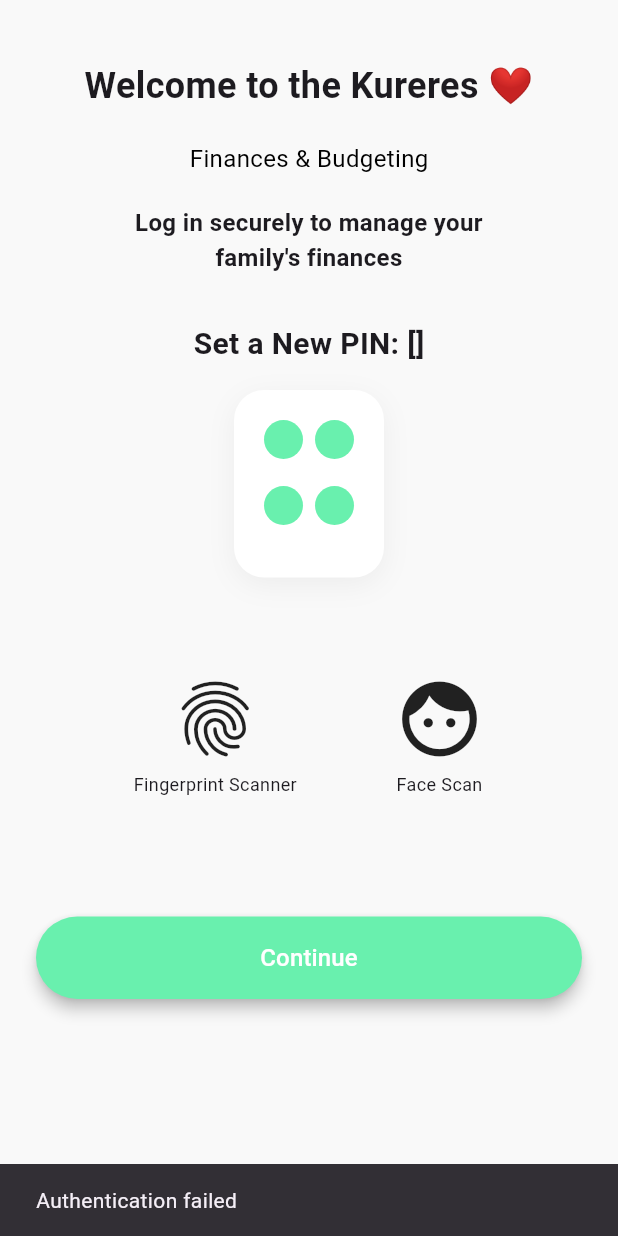
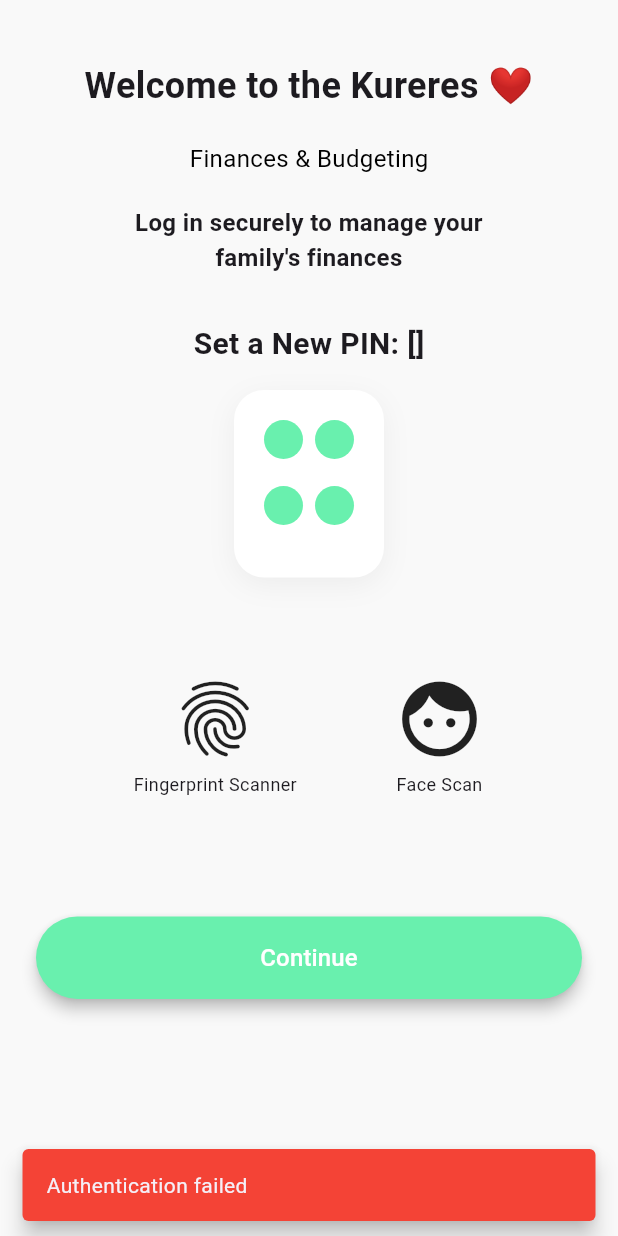
Before and after one commit to ClarenceLaria/my_pesa_mate, a Flutter app: the screen it shows after launch, after a tap on "Fingerprint Scanner", on a phone screen of 412 x 824 dp. Run offline on Flutter 3.47's test engine with Material 3 defaults, Android fonts, the phone set to English and light mode, and no system bars; our stand-ins replace fl_chart, flutter_secure_storage, local_auth; missing offline and left inert: face_camera; Roboto replaces fonts that are missing (SFPro).

Commit message:
Fingerprint modal updates

```diff
--- a/lib/components/fingerprint_modal.dart
+++ b/lib/components/fingerprint_modal.dart
@@ -12,85 +12,38 @@ class FingerprintModal extends StatefulWidget {
 class _FingerprintModalState extends State<FingerprintModal> {
   final LocalAuthService _localAuthService = LocalAuthService();
 
-  void _showBiometricPrompt(BuildContext context) {
-    showModalBottomSheet(
-      context: context,
-      isDismissible: false,
-      enableDrag: false,
-      shape: const RoundedRectangleBorder(
-        borderRadius: BorderRadius.vertical(top: Radius.circular(24)),
-      ),
-      builder: (context) {
-        Future.delayed(Duration.zero, () async {
-          final isAuthenticated = await _localAuthService.authenticateWithBiometrics();
+  void _authenticate() async {
+    final isAuthenticated =
+        await _localAuthService.authenticateWithBiometrics();
     if (!mounted) return;
 
-          Navigator.of(context).pop(); // Close the modal
     if (isAuthenticated) {
       ScaffoldMessenger.of(context).showSnackBar(
-              const SnackBar(content: Text('Authentication successful')),
+        const SnackBar(
+          content: Text('Authentication successful'),
+          behavior: SnackBarBehavior.floating,
+          backgroundColor: Colors.green,
+        ),
       );
-            // Handle success logic here
       Navigator.pushReplacement(
         context,
         MaterialPageRoute(builder: (context) => const EntryPoint()),
       );
     } else {
       ScaffoldMessenger.of(context).showSnackBar(
-              const SnackBar(content: Text('Authentication failed')),
+        const SnackBar(
+          content: Text('Authentication failed'),
+          behavior: SnackBarBehavior.floating,
+          backgroundColor: Colors.red,
+        ),
       );
     }
-        });
-
-        return const SizedBox(
-          width: double.infinity,
-          child: Padding(
-            padding: EdgeInsets.symmetric(vertical: 24.0),
-            child: Column(
-              mainAxisSize: MainAxisSize.min,
-              children: [
-                Icon(
-                  Icons.fingerprint,
-                  size: 80,
-                  color: Colors.green,
-                ),
-                SizedBox(height: 16),
-                Text(
-                  'Fingerprint Authentication',
-                  style: TextStyle(
-                    fontSize: 20,
-                    fontWeight: FontWeight.bold,
-                  ),
-                ),
-                SizedBox(height: 12),
-                Text(
-                  'Place your finger on the sensor',
-                  textAlign: TextAlign.center,
-                  style: TextStyle(fontSize: 16),
-                ),
-                SizedBox(height: 24),
-                CircularProgressIndicator(
-                  valueColor: AlwaysStoppedAnimation<Color>(Colors.greenAccent),
-                ),
-                SizedBox(height: 24),
-                Text(
-                  "Waiting for biometric authentication...",
-                  style: TextStyle(fontSize: 14, color: Colors.black54),
-                ),
-              ],
-            ),
-          ),
-        );
-      },
-    );
   }
 
   @override
   Widget build(BuildContext context) {
     return GestureDetector(
-      onTap: () {
-        _showBiometricPrompt(context); // false means fingerprint
-      },
+      onTap: _authenticate,
       child: const Column(
         children: [
           Icon(Icons.fingerprint, size: 60),
```
Lines whose indentation alone changed are shown as unchanged.
